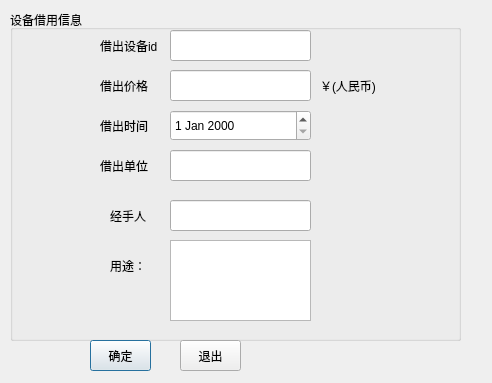
guanqian1994/EquipmentManagementSystem, file src/lendwindow.ui: the form before one commit.
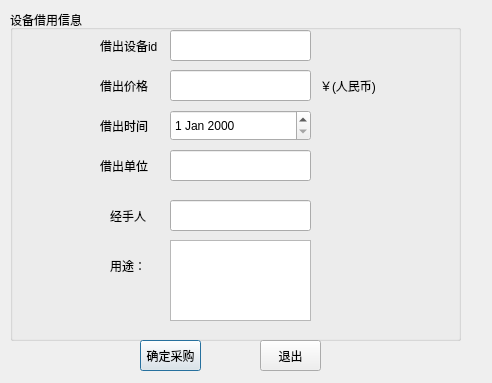
The form after the commit.

What changed in the file:
```diff
--- a/src/lendwindow.ui
+++ b/src/lendwindow.ui
@@ -180,20 +180,20 @@
   <widget class="QPushButton" name="ok">
    <property name="geometry">
     <rect>
-     <x>90</x>
+     <x>140</x>
      <y>340</y>
      <width>61</width>
      <height>31</height>
     </rect>
    </property>
    <property name="text">
-    <string>确定</string>
+    <string>确定采购</string>
    </property>
   </widget>
   <widget class="QPushButton" name="exit">
    <property name="geometry">
     <rect>
-     <x>180</x>
+     <x>260</x>
      <y>340</y>
      <width>61</width>
      <height>31</height>
```
